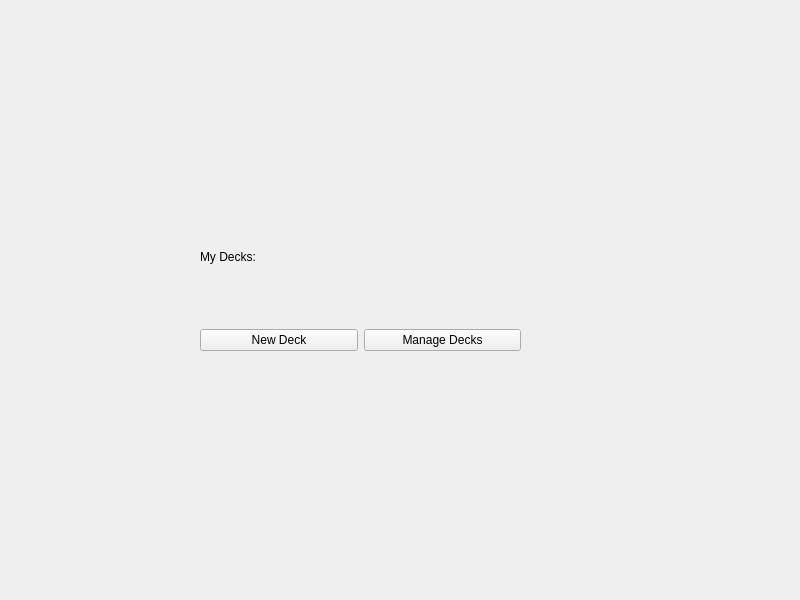
hsetlik/Codex_oldDt5, file decklistwidget.ui: the form before one commit.
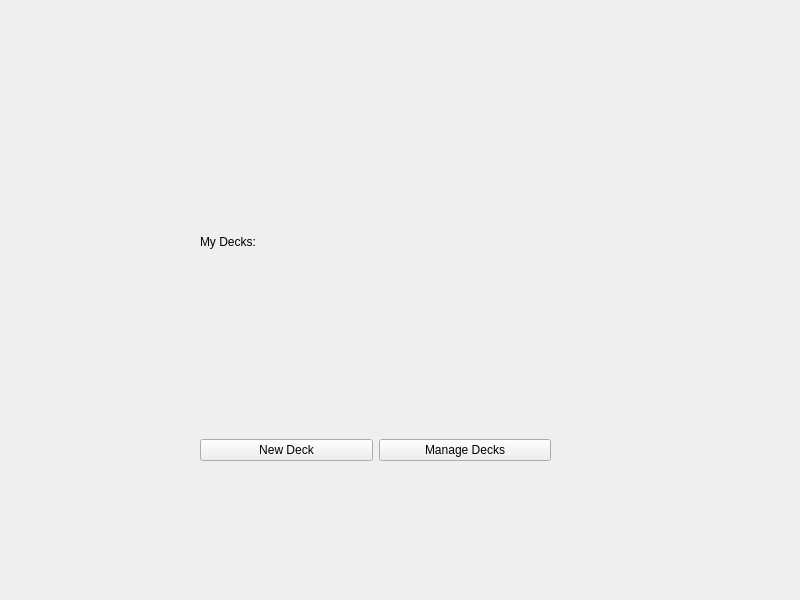
The form after the commit.

Diff of the .ui file:
```diff
--- a/decklistwidget.ui
+++ b/decklistwidget.ui
@@ -17,9 +17,9 @@
    <property name="geometry">
     <rect>
      <x>200</x>
-     <y>190</y>
-     <width>321</width>
-     <height>161</height>
+     <y>50</y>
+     <width>351</width>
+     <height>411</height>
     </rect>
    </property>
    <layout class="QVBoxLayout" name="verticalLayout">
```
